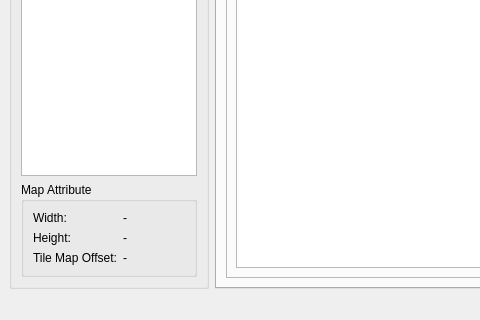
First picture: the form in ExeMap/ExeMap.ui, repository idealexe/EXE6_Tools, before the edit; both pictures show x 0 to 480 and y 480 to 800 of the 1300 by 800 pixel window.
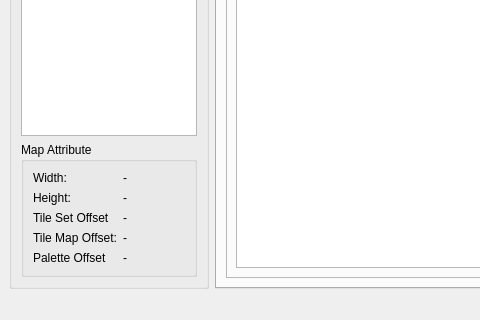
Second picture: the form after the edit.

Diff of the .ui file:
```diff
--- a/ExeMap/ExeMap.ui
+++ b/ExeMap/ExeMap.ui
@@ -115,20 +115,48 @@
               </property>
              </widget>
             </item>
-            <item row="2" column="0">
+            <item row="3" column="0">
              <widget class="QLabel" name="tileMapLabel">
               <property name="text">
                <string>Tile Map Offset:</string>
               </property>
              </widget>
             </item>
-            <item row="2" column="1">
+            <item row="3" column="1">
              <widget class="QLabel" name="tileMapValueLabel">
               <property name="text">
                <string>-</string>
               </property>
              </widget>
             </item>
+            <item row="2" column="0">
+             <widget class="QLabel" name="tileSetLabel">
+              <property name="text">
+               <string>Tile Set Offset</string>
+              </property>
+             </widget>
+            </item>
+            <item row="2" column="1">
+             <widget class="QLabel" name="tileSetValueLabel">
+              <property name="text">
+               <string>-</string>
+              </property>
+             </widget>
+            </item>
+            <item row="4" column="0">
+             <widget class="QLabel" name="paletteLabel">
+              <property name="text">
+               <string>Palette Offset</string>
+              </property>
+             </widget>
+            </item>
+            <item row="4" column="1">
+             <widget class="QLabel" name="paletteValueLabel">
+              <property name="text">
+               <string>-</string>
+              </property>
+             </widget>
+            </item>
            </layout>
           </widget>
          </item>
```
Left out of the diff: 4 changed lines with no effect on the pictures.
